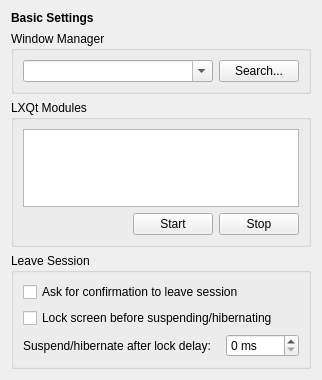
Before: the Qt Designer form lxqt-config-session/basicsettings.ui in lxqt/lxqt-session, drawn with Qt 5.
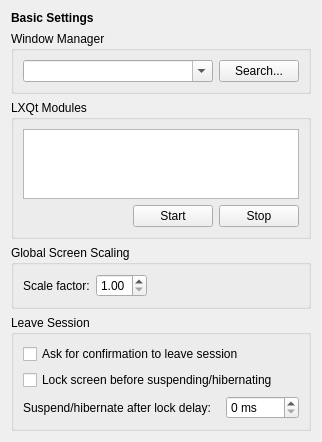
After: the same form once the commit is applied.

Commit message:
Added an option for screen scaling (#408)
* Added an option for screen scaling

Let's have a minimal option for screen scaling and talk about probable better options later. It just sets `QT_SCALE_FACTOR` and `GDK_SCALE` to a value between 1.0 and 4.0 (greater factors don't seem useful and might cause trouble if chosen by mistake).

Closes https://github.com/lxqt/lxqt/issues/2173 and closes https://github.com/lxqt/lxqt-config/issues/402

* Changed the name to "Global Screen Scaling"

What changed in the file:
```diff
--- a/lxqt-config-session/basicsettings.ui
+++ b/lxqt-config-session/basicsettings.ui
@@ -106,6 +106,44 @@
     </widget>
    </item>
    <item row="3" column="0">
+    <widget class="QGroupBox" name="groupBox_4">
+     <property name="title">
+      <string>Global Screen Scaling</string>
+     </property>
+     <layout class="QFormLayout" name="formLayout">
+      <property name="fieldGrowthPolicy">
+       <enum>QFormLayout::ExpandingFieldsGrow</enum>
+      </property>
+      <property name="horizontalSpacing">
+       <number>6</number>
+      </property>
+      <item row="0" column="0">
+       <widget class="QLabel" name="label_2">
+        <property name="text">
+         <string>Scale factor:</string>
+        </property>
+       </widget>
+      </item>
+      <item row="0" column="1">
+       <widget class="QDoubleSpinBox" name="scaleSpinBox">
+        <property name="minimum">
+         <double>1.000000000000000</double>
+        </property>
+        <property name="maximum">
+         <double>4.000000000000000</double>
+        </property>
+        <property name="singleStep">
+         <double>0.500000000000000</double>
+        </property>
+        <property name="value">
+         <double>1.000000000000000</double>
+        </property>
+       </widget>
+      </item>
+     </layout>
+    </widget>
+   </item>
+   <item row="4" column="0">
     <widget class="QGroupBox" name="groupBox_3">
      <property name="title">
       <string>Leave Session</string>
```
The commit also changes 5 other files.
